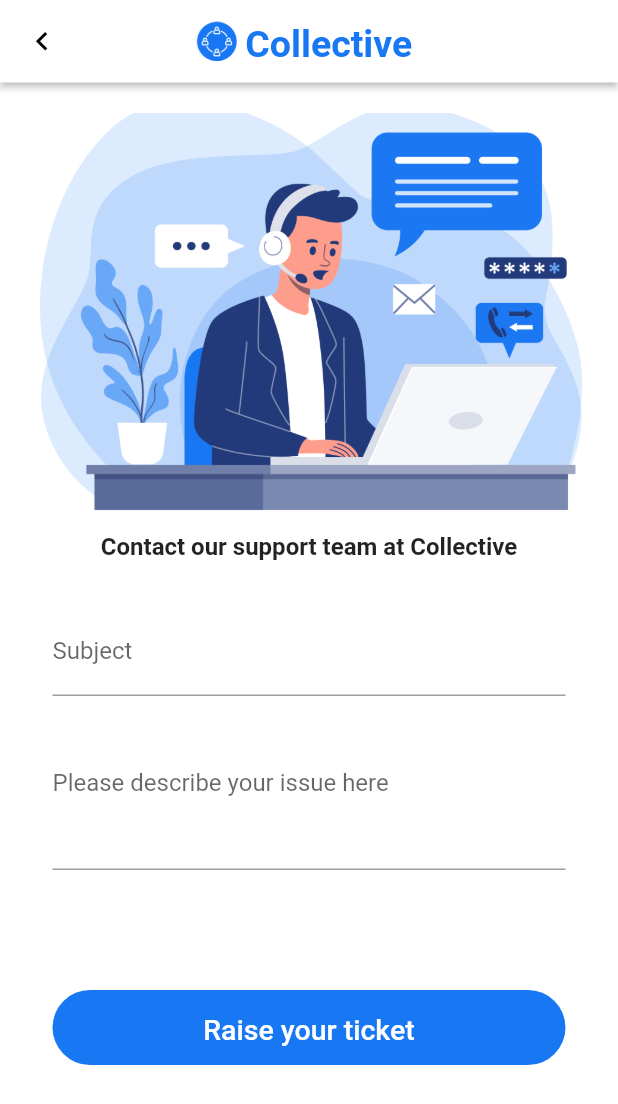
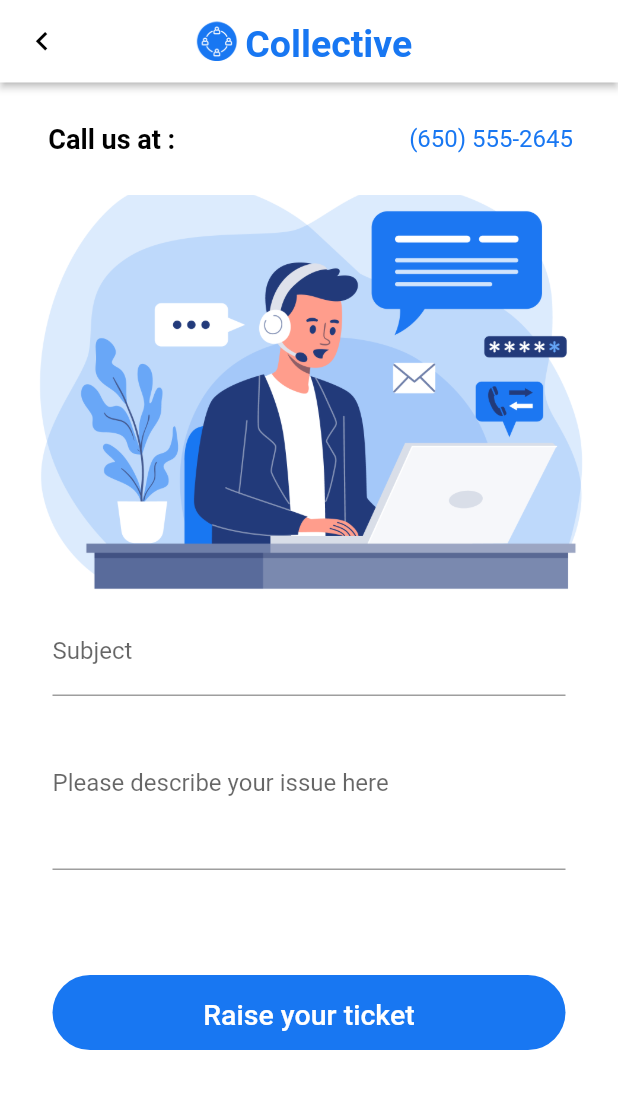
Before and after one commit to sagarparker/Collective, a Flutter app: the SupportEmailScreen screen opened by its route, on a phone screen of 412 x 824 dp. Shown: the top 1104 px of the screen. Run offline on Flutter 3.47's test engine with Material 2 defaults, Android fonts, the phone set to English and light mode, and no system bars; our stand-ins replace flutter_spinkit, form_field_validator, image_picker, percent_indicator, shared_preferences, splashscreen; missing offline and left inert: pay, progressive_image; accounts and stored records are empty; Roboto replaces fonts that are missing (Avenir).

Commit message:
Changes to the support screen UI

```diff
--- a/frontend/lib/screens/InvestInCamp.dart
+++ b/frontend/lib/screens/InvestInCamp.dart
@@ -1,4 +1,3 @@
-import 'package:collective/screens/CampScreen.dart';
 import 'package:collective/screens/HomeScreen.dart';
 import 'package:collective/widgets/appBarGoBack.dart';
 import 'package:flutter/material.dart';
--- a/frontend/lib/screens/SupportEmailScreen.dart
+++ b/frontend/lib/screens/SupportEmailScreen.dart
@@ -91,11 +91,38 @@ class _SupportEmailScreenState extends State<SupportEmailScreen> {
         child: Container(
           width: MediaQuery.of(context).size.width,
           height: MediaQuery.of(context).size.height -
-              AppBar().preferredSize.height,
+              AppBar().preferredSize.height -
+              35,
           child: Column(
             children: [
               Container(
-                padding: EdgeInsets.only(top: 20),
+                child: Row(
+                  mainAxisAlignment: MainAxisAlignment.spaceBetween,
+                  children: [
+                    Text(
+                      'Call us at : ',
+                      textAlign: TextAlign.center,
+                      style: TextStyle(
+                          fontSize: 18,
+                          fontWeight: FontWeight.bold,
+                          color: Colors.black),
+                    ),
+                    Text(
+                      '(650) 555-2645',
+                      textAlign: TextAlign.center,
+                      style: TextStyle(
+                          fontSize: 16,
+                          fontWeight: FontWeight.normal,
+                          color: Theme.of(context).primaryColor),
+                    ),
+                  ],
+                ),
+                width: MediaQuery.of(context).size.width,
+                height: 50,
+                padding: EdgeInsets.only(left: 30, right: 30, top: 25),
+              ),
+              Container(
+                padding: EdgeInsets.only(top: 25),
                 width: MediaQuery.of(context).size.width,
                 height: 300,
                 child: Image.asset(
@@ -104,30 +131,14 @@ class _SupportEmailScreenState extends State<SupportEmailScreen> {
                 ),
               ),
               Container(
-                child: Text(
-                  'Contact our support team at Collective',
-                  textAlign: TextAlign.center,
-                  style: TextStyle(
-                    fontSize: 16,
-                    fontWeight: FontWeight.bold,
-                  ),
-                ),
-                width: MediaQuery.of(context).size.width,
-                height: 50,
-                padding: EdgeInsets.only(
-                  left: 35,
-                  right: 35,
-                ),
-              ),
-              Container(
                 width: MediaQuery.of(context).size.width,
                 height: MediaQuery.of(context).size.height -
-                    350 -
+                    400 -
                     AppBar().preferredSize.height,
                 child: Column(
                   children: [
                     Container(
-                      height: 250,
+                      height: 240,
                       width: MediaQuery.of(context).size.width,
                       padding: EdgeInsets.only(
                         left: 35,
@@ -139,16 +150,16 @@ class _SupportEmailScreenState extends State<SupportEmailScreen> {
                           children: [
                             TextFormField(
                               decoration: InputDecoration(
-                                labelText: 'Subject',
-                              ),
+                                  labelText: 'Subject',
+                                  labelStyle: TextStyle(fontSize: 16)),
                               controller: emailSubjectController,
                               validator: emailSubjectValidator,
                             ),
                             TextFormField(
                               maxLines: 4,
                               decoration: InputDecoration(
-                                labelText: 'Please describe your issue here',
-                              ),
+                                  labelText: 'Please describe your issue here',
+                                  labelStyle: TextStyle(fontSize: 16)),
                               controller: emailMessageController,
                               validator: emailMessageValidator,
                               keyboardType: TextInputType.text,
```
